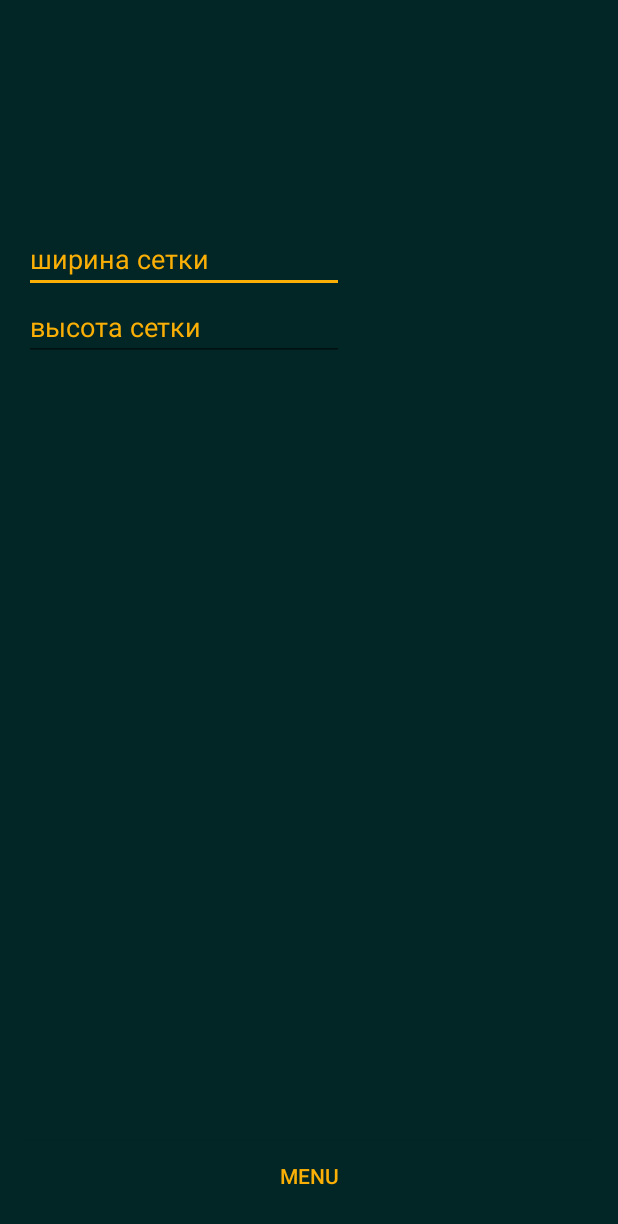
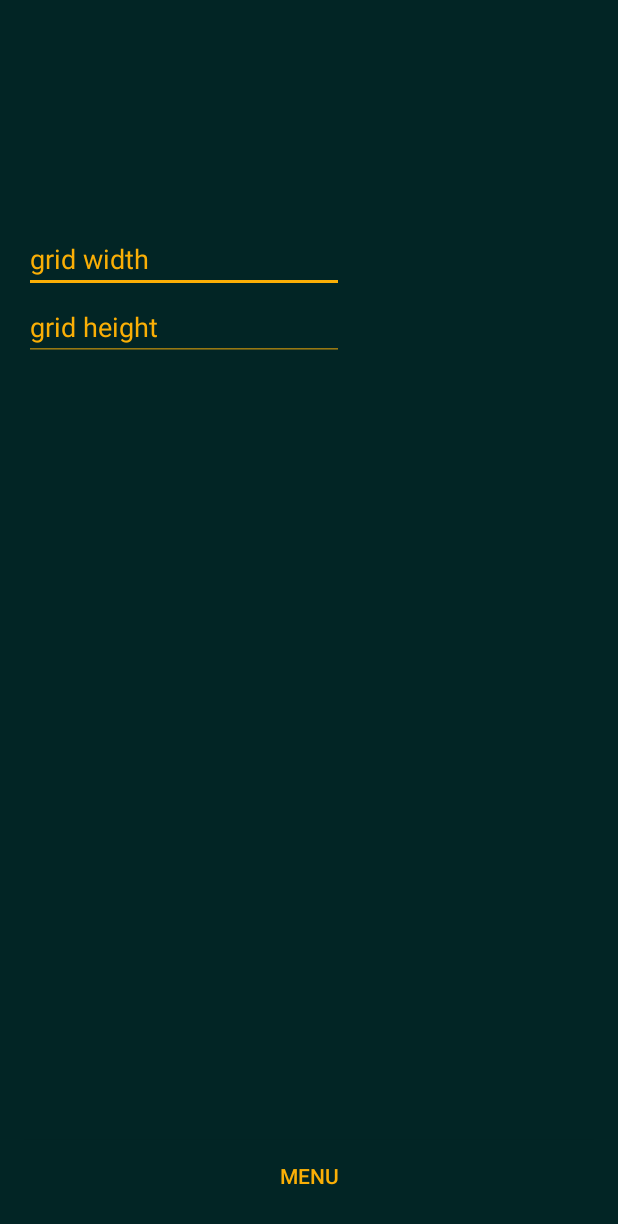
Before and after one commit to stakenschneider/HexTetris, an Android app: the Settings screen opened directly, with no data from a screen before it, on a phone screen of 412 x 824 dp. Shown: the top 1224 px of the screen. Run offline under Robolectric (Android 15) with nearby library versions, the phone set to English and light mode, and no system bars.

Commit message:
локализация + кнопка выхода уже не работает

```diff
--- a/app/src/main/AndroidManifest.xml
+++ b/app/src/main/AndroidManifest.xml
@@ -12,7 +12,7 @@
         android:supportsRtl="true"
         android:theme="@style/AppTheme">
 
-        <!--<service android:enabled="true" android:name=".MyService" />-->
+        <service android:enabled="true" android:name=".MyService" />
 
         <activity android:name=".Main">
             <intent-filter>
--- a/app/src/main/java/com/example/masha/tetris/Main.java
+++ b/app/src/main/java/com/example/masha/tetris/Main.java
@@ -89,7 +89,6 @@ public class Main extends AppCompatActivity implements View.OnClickListener {
                 break;
 
             case R.id.bttnExit:
-             //   onDestroy();
                 finish();
                 Log.d(TAG, "нажали Exit");
                 break;
--- a/app/src/main/res/layout/activity_main.xml
+++ b/app/src/main/res/layout/activity_main.xml
@@ -92,7 +92,7 @@
         style="?android:attr/buttonStyleSmall"
         android:layout_width="match_parent"
         android:layout_height="wrap_content"
-        android:text="exit"
+        android:text="@string/exit"
         android:id="@+id/bttnExit"
         android:enabled="true"
         android:background="@color/darkGreen"
--- a/app/src/main/res/layout/activity_settings.xml
+++ b/app/src/main/res/layout/activity_settings.xml
@@ -26,7 +26,7 @@
         android:inputType="numberSigned"
         android:ems="10"
         android:id="@+id/width"
-        android:text="ширина сетки"
+        android:text="@string/widthR"
         android:layout_alignParentTop="true"
         android:layout_alignParentStart="true"
         android:layout_marginTop="134dp"
@@ -38,7 +38,7 @@
         android:inputType="numberDecimal"
         android:ems="10"
         android:id="@+id/height"
-        android:text="высота сетки"
+        android:text="@string/HeighR"
         android:layout_below="@+id/width"
         android:layout_alignParentLeft="true"
         android:textColor="@color/yell" />
--- a/app/src/main/res/values-v21/styles.xml
+++ b/app/src/main/res/values-v21/styles.xml
@@ -6,4 +6,14 @@
         <!--<item name="android:navigationBarColor">@color/darkGrey</item>-->
         <!--<item name="android:statusBarColor">@color/colorPrimaryDark</item>-->
     </style>
+
+    <style name="AppTheme" parent="Theme.AppCompat.Light.NoActionBar">
+        Customize your theme here.
+        <item name="colorPrimary">@color/lightGeen</item>
+        <item name="colorPrimaryDark">@color/darkGreen</item>
+        <item name="colorAccent">@color/yell</item>
+        <item name="android:colorBackground">@color/darkGreen</item>
+        <item name="android:navigationBarColor">@color/darkGreen</item>
+        <item name="android:colorForeground">@color/yell</item>
+    </style>
 </resources>
--- a/app/src/main/res/values/colors.xml
+++ b/app/src/main/res/values/colors.xml
@@ -21,6 +21,7 @@
     <color name="th3_dg">#BDCEC8</color>
     <color name="th3_lg">#DBE4D3</color>
     <color name="th3_wh">#F8EED3</color>
+    <color name="foreground_material_light">#d61919</color>
 
 
 </resources>
--- a/app/src/main/res/values/styles.xml
+++ b/app/src/main/res/values/styles.xml
@@ -6,6 +6,8 @@
         <item name="colorPrimary">@color/lightGeen</item>
         <item name="colorPrimaryDark">@color/darkGreen</item>
         <item name="colorAccent">@color/yell</item>
+        <item name="android:colorBackground">@color/darkGreen</item>
+        <item name="android:colorForeground">@color/yell</item>
     </style>
 
     <!--<style name="AppTheme.AppBarOverlay" parent="ThemeOverlay.AppCompat.Dark.ActionBar" />-->
```
Also changed, not shown: app/src/main/res/values/strings.xml (+6 -6 lines), 2 other files.
